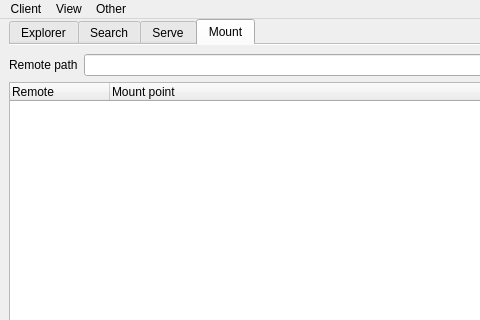
Old version of the form forms/main_window.ui in the repository Communist02/agile; both pictures show x 0 to 480 and y 0 to 320 of the 1280 by 800 pixel window.
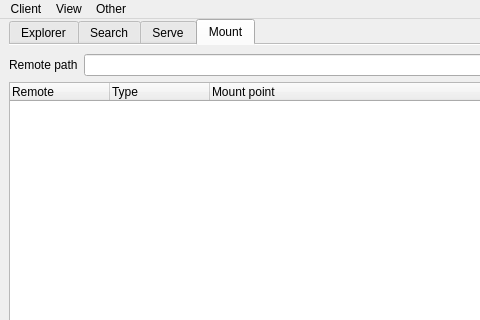
New version of the form. The open tabs and pages were chosen to show the change. Icons and pictures are not drawn.

```diff
--- a/forms/main_window.ui
+++ b/forms/main_window.ui
@@ -554,6 +554,11 @@
             <string>Remote</string>
            </property>
           </column>
+          <column>
+           <property name="text">
+            <string>Type</string>
+           </property>
+          </column>
           <column>
            <property name="text">
             <string>Mount point</string>
```
